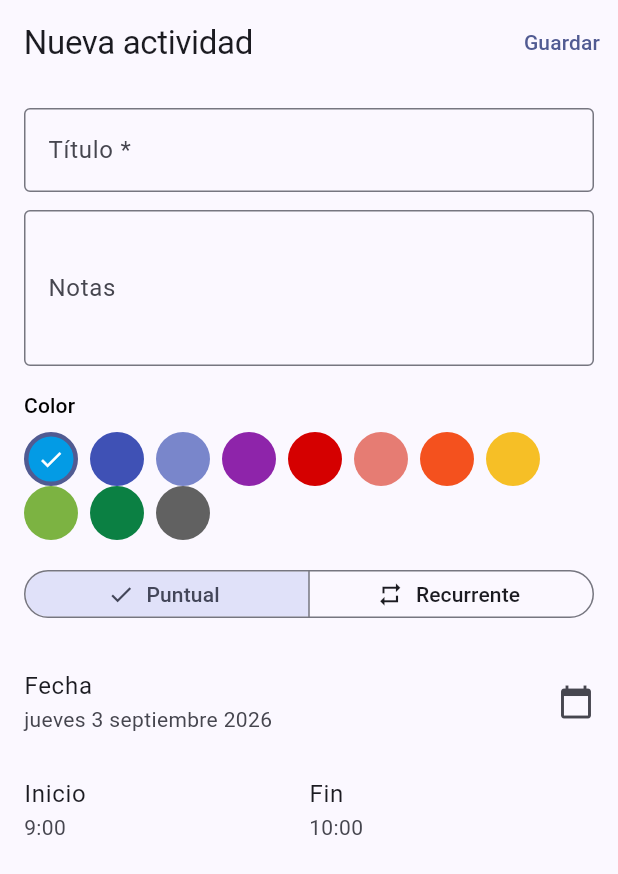
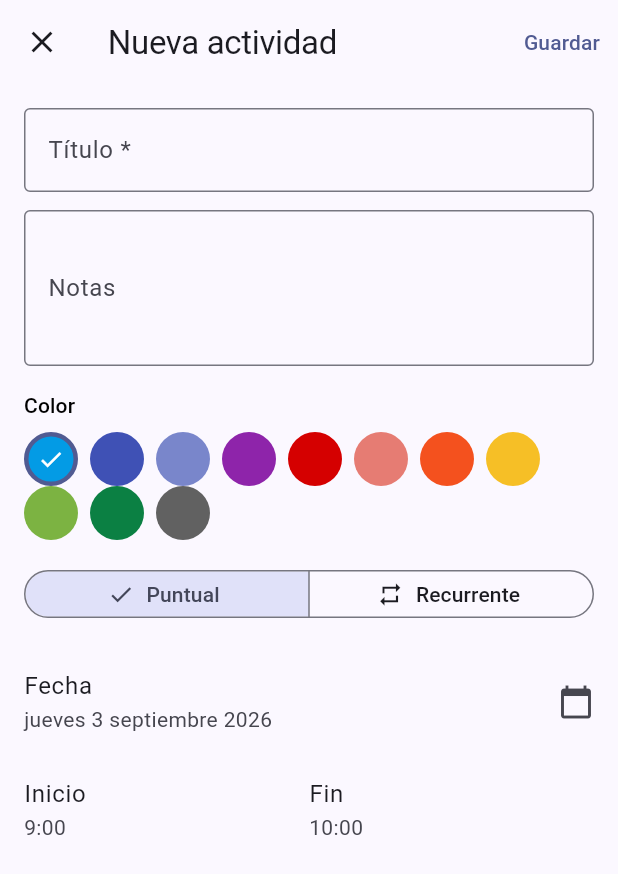
Before and after one commit to afperdomo2/blockday, a Flutter app: the ActivityEditorScreen screen opened by its route, on a phone screen of 412 x 824 dp. Shown: the top 874 px of the screen. Run offline on Flutter 3.47's test engine with Material 3 defaults, Android fonts, the phone set to English and light mode, and no system bars; our stand-ins replace drift, flutter_riverpod, go_router; accounts and stored records are empty; generated files the repository leaves out were written again.

Commit message:
feat: enhance activity editor with improved loading/error handling and UI adjustments

```diff
--- a/lib/features/activities/presentation/screens/activity_editor_screen.dart
+++ b/lib/features/activities/presentation/screens/activity_editor_screen.dart
@@ -47,13 +47,7 @@ class _ActivityEditorScreenState extends ConsumerState<ActivityEditorScreen> {
   TimeOfDay _singleEnd = const TimeOfDay(hour: 10, minute: 0);
   TimeOfDay _recStart = const TimeOfDay(hour: 17, minute: 0);
   TimeOfDay _recEnd = const TimeOfDay(hour: 19, minute: 0);
-  Set<int> _weekdays = {
-    DateTime.monday,
-    DateTime.tuesday,
-    DateTime.wednesday,
-    DateTime.thursday,
-    DateTime.friday,
-  };
+  Set<int> _weekdays = {};
   DateTime _firstDate = DateTime.now();
   _EndCondition _endCondition = _EndCondition.never;
   DateTime _untilDate = DateTime.now().add(const Duration(days: 30));
@@ -323,6 +317,10 @@ class _ActivityEditorScreenState extends ConsumerState<ActivityEditorScreen> {
     if (mounted) context.go('/');
   }
 
+  void _goHome() {
+    if (mounted) context.go('/');
+  }
+
   @override
   Widget build(BuildContext context) {
     final isEditing = widget.activityId != null;
@@ -332,13 +330,37 @@ class _ActivityEditorScreenState extends ConsumerState<ActivityEditorScreen> {
 
     if (isEditing && asyncActivity != null) {
       return asyncActivity.when(
-        loading: () => Scaffold(
-          appBar: AppBar(title: const Text('Cargando...')),
+        loading: () => PopScope(
+          canPop: false,
+          onPopInvokedWithResult: (didPop, _) {
+            if (!didPop) _goHome();
+          },
+          child: Scaffold(
+            appBar: AppBar(
+              title: const Text('Cargando...'),
+              leading: IconButton(
+                icon: const Icon(Icons.close),
+                onPressed: _goHome,
+              ),
+            ),
             body: const Center(child: CircularProgressIndicator()),
           ),
-        error: (e, _) => Scaffold(
-          appBar: AppBar(title: const Text('Error')),
+        ),
+        error: (e, _) => PopScope(
+          canPop: false,
+          onPopInvokedWithResult: (didPop, _) {
+            if (!didPop) _goHome();
+          },
+          child: Scaffold(
+            appBar: AppBar(
+              title: const Text('Error'),
+              leading: IconButton(
+                icon: const Icon(Icons.close),
+                onPressed: _goHome,
+              ),
+            ),
             body: Center(child: Text('Error: $e')),
+          ),
         ),
         data: (activity) {
           if (activity != null && !_loaded) {
@@ -359,9 +381,19 @@ class _ActivityEditorScreenState extends ConsumerState<ActivityEditorScreen> {
   }
 
   Widget _buildScaffold(bool isEditing) {
-    return Scaffold(
+    return PopScope(
+      canPop: false,
+      onPopInvokedWithResult: (didPop, _) {
+        if (!didPop) _goHome();
+      },
+      child: Scaffold(
         appBar: AppBar(
           title: Text(isEditing ? 'Editar actividad' : 'Nueva actividad'),
+          leading: IconButton(
+            icon: const Icon(Icons.close),
+            tooltip: 'Cerrar',
+            onPressed: _goHome,
+          ),
           actions: [
             if (isEditing)
               IconButton(
@@ -429,7 +461,11 @@ class _ActivityEditorScreenState extends ConsumerState<ActivityEditorScreen> {
                             : null,
                       ),
                       child: selected
-                        ? const Icon(Icons.check, size: 18, color: Colors.white)
+                          ? const Icon(
+                              Icons.check,
+                              size: 18,
+                              color: Colors.white,
+                            )
                           : null,
                     ),
                   );
@@ -572,7 +608,10 @@ class _ActivityEditorScreenState extends ConsumerState<ActivityEditorScreen> {
                       if (_endCondition == _EndCondition.until)
                         ListTile(
                           title: Text(
-                          DateFormat('EEEE d MMMM y', 'es').format(_untilDate),
+                            DateFormat(
+                              'EEEE d MMMM y',
+                              'es',
+                            ).format(_untilDate),
                           ),
                           trailing: const Icon(Icons.calendar_today),
                           onTap: () => _pickDate(
@@ -605,6 +644,7 @@ class _ActivityEditorScreenState extends ConsumerState<ActivityEditorScreen> {
             ],
           ),
         ),
+      ),
     );
   }
 }
```
Lines whose indentation alone changed are shown as unchanged.
